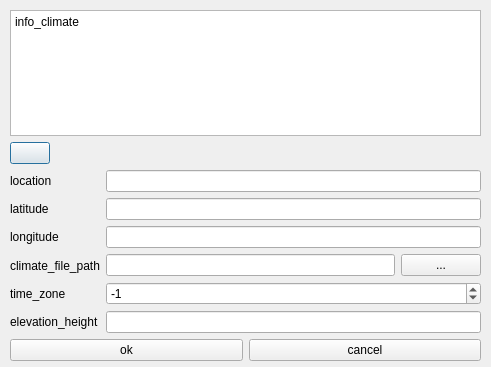
Old version of the form districts/districts_climate_dialog.ui in the repository equa/IDA-Districts.
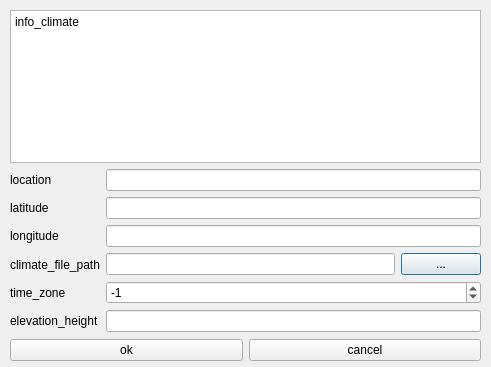
New version of the form.

```diff
--- a/districts/districts_climate_dialog.ui
+++ b/districts/districts_climate_dialog.ui
@@ -37,33 +37,6 @@
       </property>
      </widget>
     </item>
-    <item>
-     <layout class="QHBoxLayout" name="horizontalLayout_2">
-      <item>
-       <widget class="QPushButton" name="btn_openClimate">
-        <property name="toolTip">
-         <string>&lt;html&gt;&lt;head/&gt;&lt;body&gt;&lt;p&gt;description_openClimate&lt;/p&gt;&lt;/body&gt;&lt;/html&gt;</string>
-        </property>
-        <property name="text">
-         <string/>
-        </property>
-       </widget>
-      </item>
-      <item>
-       <spacer name="horizontalSpacer">
-        <property name="orientation">
-         <enum>Qt::Orientation::Horizontal</enum>
-        </property>
-        <property name="sizeHint" stdset="0">
-         <size>
-          <width>40</width>
-          <height>20</height>
-         </size>
-        </property>
-       </spacer>
-      </item>
-     </layout>
-    </item>
     <item>
      <layout class="QHBoxLayout" name="horizontalLayout">
       <item>
```
